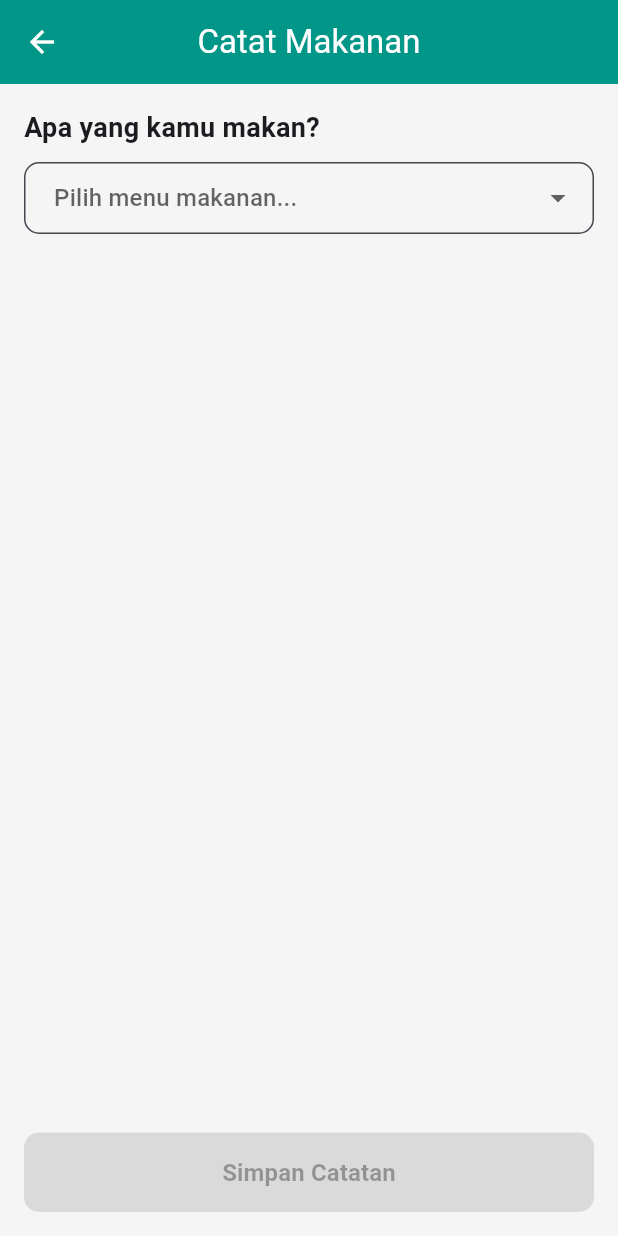
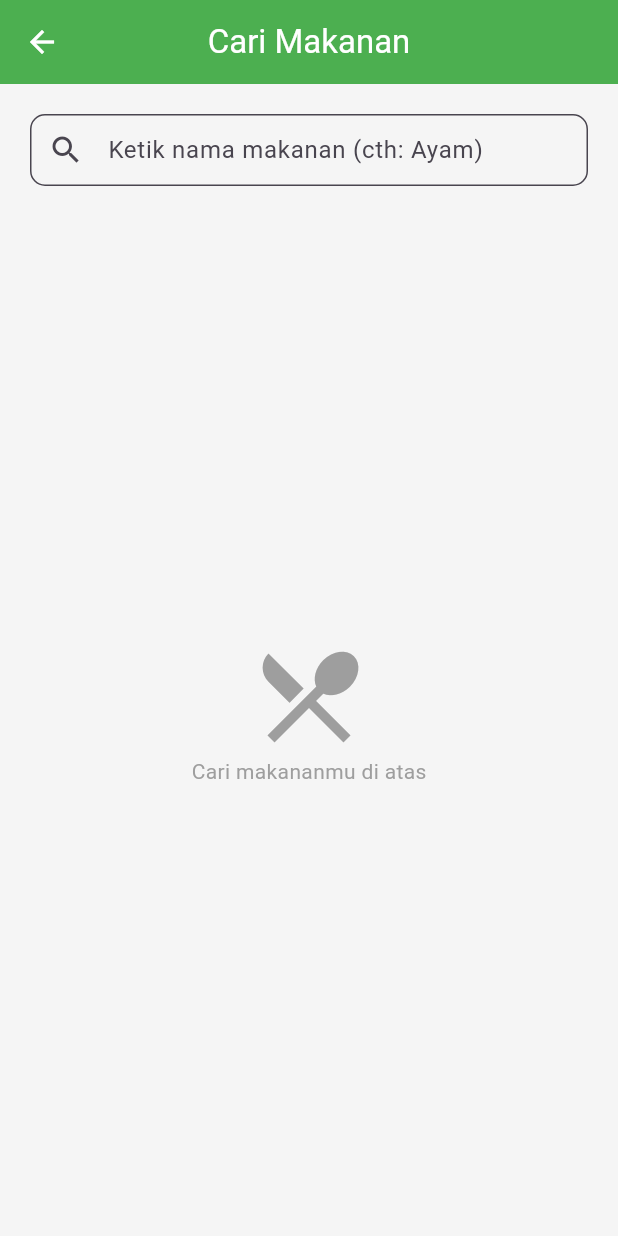
Before and after one commit to riqqq31/NutriCare-App, a Flutter app: the AddFoodScreen screen opened by its route, on a phone screen of 412 x 824 dp. Run offline on Flutter 3.47's test engine with Material 3 defaults, Android fonts, the phone set to English and light mode, and no system bars; our stand-ins replace fl_chart, sqflite; accounts and stored records are empty.

Commit message:
update tipis

```diff
--- a/lib/screens/add_food.dart
+++ b/lib/screens/add_food.dart
@@ -10,119 +10,184 @@ class AddFoodScreen extends StatefulWidget {
 }
 
 class _AddFoodScreenState extends State<AddFoodScreen> {
-  final List<Map<String, dynamic>> _dummyFoods = [
-    {'nama': 'Nasi Putih (1 porsi)', 'kalori': 204},
-    {'nama': 'Nasi Uduk (1 porsi)', 'kalori': 260},
-    {'nama': 'Ayam Goreng (1 potong)', 'kalori': 243},
-    {'nama': 'Telur Dadar', 'kalori': 93},
-    {'nama': 'Tahu Goreng', 'kalori': 35},
-    {'nama': 'Sayur Asem', 'kalori': 80},
-    {'nama': 'Es Teh Manis', 'kalori': 90},
-    {'nama': 'Pisang Goreng', 'kalori': 140},
-  ];
+  // Variabel buat nyimpen makanan yang dipilih
+  Map<String, dynamic>? _selectedFood;
+  double _porsi = 1.0; // Default 1 porsi
 
-  String? _selectedFoodName;
-  int _selectedCalories = 0;
+  // Controller buat input porsi manual
+  final TextEditingController _porsiController = TextEditingController(text: "1.0");
 
   @override
   Widget build(BuildContext context) {
     return Scaffold(
-      appBar: AppBar(title: const Text("Catat Makanan")),
+      appBar: AppBar(title: const Text("Cari Makanan"), backgroundColor: Colors.green, foregroundColor: Colors.white),
       body: Padding(
-        padding: const EdgeInsets.all(16.0),
+        padding: const EdgeInsets.all(20.0),
         child: Column(
           crossAxisAlignment: CrossAxisAlignment.stretch,
           children: [
-            const Text("Apa yang kamu makan?", style: TextStyle(fontSize: 18, fontWeight: FontWeight.bold)),
-            const SizedBox(height: 10),
-
-            DropdownButtonFormField<Map<String, dynamic>>(
+            // 1. SEARCH BAR CANGGIH (Autocomplete)
+            Autocomplete<Map<String, dynamic>>(
+              optionsBuilder: (TextEditingValue textEditingValue) async {
+                if (textEditingValue.text == '') return const Iterable.empty();
+                // Cari ke Database
+                return await DatabaseHelper.instance.searchMakanan(textEditingValue.text);
+              },
+              displayStringForOption: (Map<String, dynamic> option) => option['nama'],
+              onSelected: (Map<String, dynamic> selection) {
+                setState(() {
+                  _selectedFood = selection;
+                  _porsi = 1.0;
+                  _porsiController.text = "1.0";
+                });
+              },
+              fieldViewBuilder: (context, textEditingController, focusNode, onFieldSubmitted) {
+                return TextField(
+                  controller: textEditingController,
+                  focusNode: focusNode,
                   decoration: InputDecoration(
+                    labelText: "Ketik nama makanan (cth: Ayam)",
+                    prefixIcon: const Icon(Icons.search),
                     border: OutlineInputBorder(borderRadius: BorderRadius.circular(10)),
                     filled: true,
                     fillColor: Colors.grey[100],
                   ),
-              hint: const Text("Pilih menu makanan..."),
-              items: _dummyFoods.map((food) {
-                return DropdownMenuItem<Map<String, dynamic>>(
-                  value: food,
-                  child: Text(food['nama']),
                 );
-              }).toList(),
-              onChanged: (value) {
-                setState(() {
-                  _selectedFoodName = value!['nama'];
-                  _selectedCalories = value['kalori'];
-                });
               },
             ),
 
             const SizedBox(height: 20),
-            if (_selectedFoodName != null)
+
+            // 2. KARTU DETAIL MAKANAN (Muncul kalau udah pilih)
+            if (_selectedFood != null) ...[
               Container(
                 padding: const EdgeInsets.all(15),
-                decoration: BoxDecoration(color: Colors.green[50], borderRadius: BorderRadius.circular(10), border: Border.all(color: Colors.green)),
-                child: Row(
-                  mainAxisAlignment: MainAxisAlignment.spaceBetween,
+                decoration: BoxDecoration(
+                  color: Colors.green.shade50,
+                  borderRadius: BorderRadius.circular(15),
+                  border: Border.all(color: Colors.green.shade200),
+                ),
+                child: Column(
                   children: [
-                    const Text("Kalori:", style: TextStyle(fontSize: 16)),
-                    Text("$_selectedCalories kkal", style: const TextStyle(fontSize: 20, fontWeight: FontWeight.bold, color: Colors.green)),
+                    Text(_selectedFood!['nama'], style: const TextStyle(fontSize: 20, fontWeight: FontWeight.bold)),
+                    Text(_selectedFood!['porsi_desc'] ?? '1 Porsi', style: const TextStyle(color: Colors.grey)),
+                    const Divider(),
+                    Row(
+                      mainAxisAlignment: MainAxisAlignment.spaceAround,
+                      children: [
+                        _nutrientInfo("Kalori", (_selectedFood!['kalori'] * _porsi).toInt(), "kkal"),
+                        _nutrientInfo("Protein", (_selectedFood!['protein'] * _porsi).toStringAsFixed(1), "g"),
+                        _nutrientInfo("Karbo", (_selectedFood!['karbo'] * _porsi).toStringAsFixed(1), "g"),
+                        _nutrientInfo("Lemak", (_selectedFood!['lemak'] * _porsi).toStringAsFixed(1), "g"),
+                      ],
+                    ),
                   ],
                 ),
               ),
 
+              const SizedBox(height: 20),
+
+              // 3. ATUR PORSI
+              Row(
+                children: [
+                  const Text("Jumlah Porsi:", style: TextStyle(fontWeight: FontWeight.bold)),
+                  const SizedBox(width: 15),
+                  IconButton(onPressed: () => _updatePorsi(-0.5), icon: const Icon(Icons.remove_circle_outline, color: Colors.red)),
+                  SizedBox(
+                    width: 50,
+                    child: TextField(
+                      controller: _porsiController,
+                      keyboardType: TextInputType.number,
+                      textAlign: TextAlign.center,
+                      onChanged: (val) {
+                        double? newVal = double.tryParse(val);
+                        if (newVal != null && newVal > 0) {
+                          setState(() => _porsi = newVal);
+                        }
+                      },
+                    ),
+                  ),
+                  IconButton(onPressed: () => _updatePorsi(0.5), icon: const Icon(Icons.add_circle_outline, color: Colors.green)),
+                ],
+              ),
+
               const Spacer(),
 
+              // 4. TOMBOL SIMPAN
               ElevatedButton(
                 style: ElevatedButton.styleFrom(
-                backgroundColor: Colors.green, foregroundColor: Colors.white,
+                  backgroundColor: Colors.green,
+                  foregroundColor: Colors.white,
                   padding: const EdgeInsets.symmetric(vertical: 15),
-                shape: RoundedRectangleBorder(borderRadius: BorderRadius.circular(10)),
                 ),
-              onPressed: _selectedFoodName == null
-                  ? null
-                  : () async {
-                      final appData = AppData();
-
-                      // 1. CEK USER
-                      if (appData.activeUserId == null) {
-                         ScaffoldMessenger.of(context).showSnackBar(const SnackBar(content: Text("Error: Tidak ada user login!")));
-                         return;
-                      }
-
-                      // 2. SIAPKAN DATA LENGKAP (TANGGAL + JAM)
-                      String fullDate = DateTime.now().toString(); // "2025-11-20 14:30:00"
-
-                      Map<String, dynamic> row = {
-                        'user_id': appData.activeUserId,
-                        'nama': _selectedFoodName,
-                        'kalori': _selectedCalories,
-                        'waktu': fullDate,
-                      };
-
-                      // 3. SIMPAN KE DB
-                      await DatabaseHelper.instance.insertMakanan(row);
-
-                      // 4. UPDATE RAM (Biar UI responsif)
-                      appData.konsumsiKalori += _selectedCalories;
-                      appData.riwayatMakan.add(row);
-
-                      if (context.mounted) {
-                        // TAMPILKAN NOTIF DULU
-                        ScaffoldMessenger.of(context).showSnackBar(
-                          SnackBar(content: Text("Nyam! $_selectedFoodName berhasil dicatat."), backgroundColor: Colors.green, duration: const Duration(seconds: 1)),
-                        );
-                        // BARU TUTUP LAYAR (Kasih delay dikit biar notif keliatan)
-                        Future.delayed(const Duration(milliseconds: 500), () {
-                           if (context.mounted) Navigator.pop(context);
-                        });
-                      }
+                onPressed: () async {
+                  await _simpanMakanan(context);
                 },
-              child: const Text("Simpan Catatan", style: TextStyle(fontSize: 16, fontWeight: FontWeight.bold)),
+                child: const Text("SIMPAN KE RIWAYAT", style: TextStyle(fontSize: 16, fontWeight: FontWeight.bold)),
               ),
+            ] else ...[
+               // Tampilan kalau belum pilih makanan
+               const Expanded(
+                 child: Center(
+                   child: Column(
+                     mainAxisAlignment: MainAxisAlignment.center,
+                     children: [
+                       Icon(Icons.restaurant_menu, size: 80, color: Colors.grey),
+                       Text("Cari makananmu di atas", style: TextStyle(color: Colors.grey)),
+                     ],
+                   ),
+                 ),
+               )
+            ],
           ],
         ),
       ),
     );
   }
+
+  void _updatePorsi(double delta) {
+    double newValue = _porsi + delta;
+    if (newValue < 0.5) newValue = 0.5;
+    setState(() {
+      _porsi = newValue;
+      _porsiController.text = _porsi.toString();
+    });
   }
+
+  Widget _nutrientInfo(String label, dynamic value, String unit) {
+    return Column(
+      children: [
+        Text(label, style: const TextStyle(fontSize: 12, color: Colors.grey)),
+        Text("$value $unit", style: const TextStyle(fontWeight: FontWeight.bold, fontSize: 16)),
+      ],
+    );
+  }
+
+  Future<void> _simpanMakanan(BuildContext context) async {
+    final appData = AppData();
+    if (appData.activeUserId == null) return;
+
+    // Data yang disimpan adalah HASIL PERKALIAN PORSI
+    Map<String, dynamic> row = {
+      'user_id': appData.activeUserId,
+      'nama': _selectedFood!['nama'],
+      'kalori': (_selectedFood!['kalori'] * _porsi).toInt(),
+      'protein': _selectedFood!['protein'] * _porsi,
+      'karbo': _selectedFood!['karbo'] * _porsi,
+      'lemak': _selectedFood!['lemak'] * _porsi,
+      'porsi': _porsi,
+      'waktu': DateTime.now().toString(),
+    };
+
+    await DatabaseHelper.instance.insertMakanan(row);
+
+    // Update RAM (Kalori aja dulu, makro nanti kalo dashboard udah support)
+    appData.konsumsiKalori += (row['kalori'] as int);
+    appData.riwayatMakan.add(row);
+
+    if (mounted) {
+      ScaffoldMessenger.of(context).showSnackBar(const SnackBar(content: Text("Berhasil disimpan!"), backgroundColor: Colors.green));
+      Navigator.pop(context);
+    }
+  }
+}
--- a/lib/services/database_helper.dart
+++ b/lib/services/database_helper.dart
@@ -9,7 +9,8 @@ class DatabaseHelper {
 
   Future<Database> get database async {
     if (_database != null) return _database!;
-    _database = await _initDB('nutricare_v3.db'); // Versi 3 biar fresh
+    // Naikkan versi ke 2 atau ganti nama file biar tabel baru ke-load
+    _database = await _initDB('nutricare_v4_macros.db');
     return _database!;
   }
 
@@ -35,40 +36,94 @@ class DatabaseHelper {
       )
     ''');
 
-    // 2. Tabel RIWAYAT (Ada kolom user_id & waktu)
+    // 2. Tabel MAKANAN MASTER (Dataset/Kamus Makanan)
+    // Ini buat Search Bar nanti
+    await db.execute('''
+      CREATE TABLE master_makanan (
+        id INTEGER PRIMARY KEY AUTOINCREMENT,
+        nama TEXT NOT NULL,
+        kalori INTEGER NOT NULL,
+        protein REAL DEFAULT 0,
+        karbo REAL DEFAULT 0,
+        lemak REAL DEFAULT 0,
+        porsi_desc TEXT -- misal: "1 Piring", "1 Potong"
+      )
+    ''');
+
+    // 3. Tabel RIWAYAT (Log Harian User)
+    // Sekarang nyimpen Macros juga
     await db.execute('''
       CREATE TABLE riwayat (
         id INTEGER PRIMARY KEY AUTOINCREMENT,
         user_id INTEGER NOT NULL,
         nama TEXT NOT NULL,
         kalori INTEGER NOT NULL,
+        protein REAL,
+        karbo REAL,
+        lemak REAL,
+        porsi REAL, -- Berapa porsi yang dimakan (misal 1.5)
         waktu TEXT NOT NULL,
         FOREIGN KEY (user_id) REFERENCES users (id) ON DELETE CASCADE
       )
     ''');
+
+    // --- SEED DATA (DATASET AWAL) ---
+    // Biar search bar lu gak kosong melompong
+    await _seedData(db);
   }
 
-  // --- FITUR AKUN ---
+  Future<void> _seedData(Database db) async {
+    List<Map<String, dynamic>> foods = [
+      {'nama': 'Nasi Putih', 'kalori': 204, 'protein': 4.2, 'karbo': 44.0, 'lemak': 0.4, 'porsi_desc': '1 Mangkok (150g)'},
+      {'nama': 'Dada Ayam Rebus', 'kalori': 165, 'protein': 31.0, 'karbo': 0.0, 'lemak': 3.6, 'porsi_desc': '100g'},
+      {'nama': 'Telur Rebus', 'kalori': 77, 'protein': 6.3, 'karbo': 0.6, 'lemak': 5.3, 'porsi_desc': '1 Butir Besar'},
+      {'nama': 'Tempe Goreng', 'kalori': 110, 'protein': 6.0, 'karbo': 8.0, 'lemak': 7.0, 'porsi_desc': '1 Potong Sedang'},
+      {'nama': 'Tahu Goreng', 'kalori': 35, 'protein': 2.0, 'karbo': 1.0, 'lemak': 2.5, 'porsi_desc': '1 Potong Kecil'},
+      {'nama': 'Nasi Goreng Ayam', 'kalori': 333, 'protein': 13.0, 'karbo': 42.0, 'lemak': 12.0, 'porsi_desc': '1 Piring'},
+      {'nama': 'Mie Instan Goreng', 'kalori': 380, 'protein': 8.0, 'karbo': 54.0, 'lemak': 14.0, 'porsi_desc': '1 Bungkus'},
+      {'nama': 'Pisang', 'kalori': 105, 'protein': 1.3, 'karbo': 27.0, 'lemak': 0.4, 'porsi_desc': '1 Buah Sedang'},
+      {'nama': 'Susu Whey Protein', 'kalori': 120, 'protein': 24.0, 'karbo': 3.0, 'lemak': 1.0, 'porsi_desc': '1 Scoop'},
+      {'nama': 'Kopi Hitam (Gula)', 'kalori': 35, 'protein': 0.1, 'karbo': 9.0, 'lemak': 0.0, 'porsi_desc': '1 Cangkir'},
+    ];
+
+    for (var f in foods) {
+      await db.insert('master_makanan', f);
+    }
+  }
+
+  // --- QUERY BARU BUAT SEARCH ---
+  Future<List<Map<String, dynamic>>> searchMakanan(String keyword) async {
+    final db = await instance.database;
+    return await db.query(
+      'master_makanan',
+      where: 'nama LIKE ?',
+      whereArgs: ['%$keyword%'], // Mencari yang mengandung kata kunci
+    );
+  }
+
+  // Sisanya (Login, Register, GetRiwayat) sama kayak sebelumnya...
+  // Tapi update insertMakanan biar nerima macros
+  Future<int> insertMakanan(Map<String, dynamic> row) async {
+    final db = await instance.database;
+    return await db.insert('riwayat', row);
+  }
+
+  // ... (Paste fungsi login/register/getRiwayat/deleteRiwayat yang lama di sini) ...
+  // Kalau mau cepet, copas aja fungsi lama lu di bawah _seedData ini.
+
+  // --- FITUR AKUN (Copy dari yang lama) ---
   Future<int> registerUser(String username, String password) async {
     final db = await instance.database;
     try {
       return await db.insert('users', {
-        'username': username,
-        'password': password,
-        'berat': 0, 'tinggi': 0,
+        'username': username, 'password': password, 'berat': 0, 'tinggi': 0,
       });
-    } catch (e) {
-      return -1;
-    }
+    } catch (e) { return -1; }
   }
 
   Future<Map<String, dynamic>?> loginUser(String username, String password) async {
     final db = await instance.database;
-    final maps = await db.query(
-      'users',
-      where: 'username = ? AND password = ?',
-      whereArgs: [username, password],
-    );
+    final maps = await db.query('users', where: 'username = ? AND password = ?', whereArgs: [username, password]);
     if (maps.isNotEmpty) return maps.first;
     return null;
   }
@@ -78,45 +133,22 @@ class DatabaseHelper {
     return await db.update('users', values, where: 'id = ?', whereArgs: [id]);
   }
 
-  // --- FITUR MAKANAN ---
-  Future<int> insertMakanan(Map<String, dynamic> row) async {
+  Future<List<Map<String, dynamic>>> getRiwayatByUser(int userId) async {
     final db = await instance.database;
-    return await db.insert('riwayat', row);
+    return await db.query('riwayat', where: 'user_id = ?', whereArgs: [userId], orderBy: 'id DESC');
   }
 
-  Future<List<Map<String, dynamic>>> getRiwayatByUser(int userId) async {
+  Future<int> deleteRiwayatByUser(int userId) async {
     final db = await instance.database;
-    return await db.query(
-      'riwayat',
-      where: 'user_id = ?',
-      whereArgs: [userId],
-      orderBy: 'id DESC', // Yang baru dimakan paling atas
-    );
+    return await db.delete('riwayat', where: 'user_id = ?', whereArgs: [userId]);
   }
 
-  // Hapus data cuma punya user tertentu
-  Future<int> deleteRiwayatByUser(int userId) async {
-    final db = await instance.database;
-    return await db.delete(
-      'riwayat',
-      where: 'user_id = ?',
-      whereArgs: [userId],
-    );
-  }
-
-  // [BARU] Ambil total kalori per hari untuk 7 hari terakhir
   Future<List<Map<String, dynamic>>> getWeeklyStats(int userId) async {
     final db = await instance.database;
-
-    // Query SQL: Ambil tanggal (YYYY-MM-DD), jumlahkan kalori,
-    // filter berdasarkan user_id, grup berdasarkan tanggal, ambil 7 terbaru.
     return await db.rawQuery('''
       SELECT SUBSTR(waktu, 1, 10) as tanggal, SUM(kalori) as total
       FROM riwayat
-      WHERE user_id = ?
-      GROUP BY tanggal
-      ORDER BY tanggal DESC
-      LIMIT 7
+      WHERE user_id = ? GROUP BY tanggal ORDER BY tanggal DESC LIMIT 7
     ''', [userId]);
   }
 }
```
Lines whose indentation alone changed are shown as unchanged.
